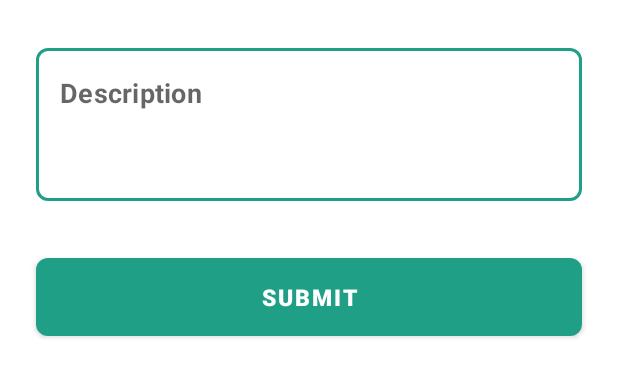
After one commit to shubhamsinghshubham777/MeetingScheduler, an Android app: the layout schedule_meeting_description_item.xml on its own in the app's theme, with its tools: preview values and no code run, on a phone screen of 412 x 824 dp. The commit adds this screen. Shown: the top 377 px of the screen. Run offline under Robolectric (Android 15) with nearby library versions, the phone set to English and light mode, and no system bars.

Commit message:
Initial setup for ScheduleMeetingFragment.kt

```diff
--- a/app/src/main/java/com/vinsol/meetingscheduler/views/fragments/HomeFragment.kt
+++ b/app/src/main/java/com/vinsol/meetingscheduler/views/fragments/HomeFragment.kt
@@ -3,6 +3,7 @@ package com.vinsol.meetingscheduler.views.fragments
 import android.os.Bundle
 import android.view.View
 import android.viewbinding.library.fragment.viewBinding
+import androidx.navigation.fragment.findNavController
 import com.vinsol.meetingscheduler.R
 import com.vinsol.meetingscheduler.databinding.FragmentHomeBinding
 import com.vinsol.meetingscheduler.models.apiresponse.ApiResponseItemWithDate
@@ -32,6 +33,10 @@ class HomeFragment : BaseFragment(R.layout.fragment_home) {
                 homeFragEpoxyRecyclerView.setController(epoxyController)
                 homeFragEpoxyRecyclerView.adapter = epoxyController.adapter
                 setupTopBar(mainViewModel, binding)
+                homeFragScheduleBtn.setOnClickListener {
+                    val action = HomeFragmentDirections.actionHomeFragmentToScheduleMeetingFragment()
+                    findNavController().navigate(action)
+                }
             }
 
             listOfApiResponseItems.observe(viewLifecycleOwner) {
--- /dev/null
+++ b/app/src/main/res/layout/schedule_meeting_description_item.xml
@@ -0,0 +1,51 @@
+<?xml version="1.0" encoding="utf-8"?>
+<androidx.constraintlayout.widget.ConstraintLayout xmlns:android="http://schemas.android.com/apk/res/android"
+    xmlns:app="http://schemas.android.com/apk/res-auto"
+    xmlns:tools="http://schemas.android.com/tools"
+    android:layout_width="match_parent"
+    android:layout_height="wrap_content">
+
+    <com.google.android.material.textfield.TextInputLayout
+        android:id="@+id/meetingFrag_description_til"
+        style="@style/Widget.MaterialComponents.TextInputLayout.OutlinedBox"
+        android:layout_width="0dp"
+        android:layout_height="wrap_content"
+        android:layout_marginStart="24dp"
+        android:layout_marginTop="32dp"
+        android:layout_marginEnd="24dp"
+        app:hintEnabled="false"
+        android:textColorHint="@color/hint_color"
+        app:boxCornerRadiusBottomEnd="@dimen/meeting_item_corner_radius"
+        app:boxCornerRadiusBottomStart="@dimen/meeting_item_corner_radius"
+        app:boxCornerRadiusTopEnd="@dimen/meeting_item_corner_radius"
+        app:boxCornerRadiusTopStart="@dimen/meeting_item_corner_radius"
+        app:layout_constraintEnd_toEndOf="parent"
+        app:layout_constraintHorizontal_bias="0.5"
+        app:layout_constraintStart_toStartOf="parent"
+        app:layout_constraintTop_toTopOf="parent">
+
+        <com.google.android.material.textfield.TextInputEditText
+            android:id="@+id/meetingFrag_description_et"
+            android:layout_width="match_parent"
+            android:layout_height="wrap_content"
+            android:gravity="start"
+            android:hint="Description"
+            android:minLines="3"
+            android:textSize="@dimen/meeting_item_text_size"
+            android:textStyle="bold" />
+    </com.google.android.material.textfield.TextInputLayout>
+
+    <Button
+        android:id="@+id/meetingFrag_submit_btn"
+        android:layout_width="0dp"
+        android:layout_height="@dimen/button_height"
+        android:layout_marginTop="32dp"
+        android:text="SUBMIT"
+        android:textSize="@dimen/button_text_size"
+        android:textStyle="bold"
+        app:cornerRadius="@dimen/button_corner_radius"
+        app:layout_constraintEnd_toEndOf="@+id/meetingFrag_description_til"
+        app:layout_constraintHorizontal_bias="0.5"
+        app:layout_constraintStart_toStartOf="@+id/meetingFrag_description_til"
+        app:layout_constraintTop_toBottomOf="@+id/meetingFrag_description_til" />
+</androidx.constraintlayout.widget.ConstraintLayout>
--- a/app/src/main/res/values/colors.xml
+++ b/app/src/main/res/values/colors.xml
@@ -12,4 +12,5 @@
     <color name="brand_primary_dark">#007159</color>
     <color name="card_background_color">#eeeeee</color>
     <color name="divider_color">#d1d1d1</color>
+    <color name="hint_color">#b1b1b1</color>
 </resources>
--- a/app/src/main/res/values/customValues.xml
+++ b/app/src/main/res/values/customValues.xml
@@ -2,6 +2,13 @@
 <resources>
     <dimen name="time_text_size">12sp</dimen>
     <dimen name="arrow_text_size">16sp</dimen>
+    <dimen name="topBar_elevation">16sp</dimen>
+    <dimen name="topBar_title_text_size">20sp</dimen>
+    <dimen name="meeting_item_corner_radius">8dp</dimen>
+    <dimen name="button_corner_radius">8dp</dimen>
+    <dimen name="button_height">64dp</dimen>
+    <dimen name="button_text_size">15sp</dimen>
+    <dimen name="meeting_item_text_size">18sp</dimen>
     <dimen name="item_description_size">16sp</dimen>
     <attr name="dividerColor">#d1d1d1</attr>
 </resources>
```
Also changed, not shown: app/src/main/java/com/vinsol/meetingscheduler/views/fragments/ScheduleMeetingFragment.kt (added, +39 -0 lines), app/src/main/java/com/vinsol/meetingscheduler/views/fragments/controllers/ScheduleMeetingFragmentController.kt (added, +39 -0 lines), app/src/main/res/drawable/ic_down_arrow.xml (added, +10 -0 lines), app/src/main/res/layout/fragment_home.xml (+6 -6 lines), app/src/main/res/layout/fragment_schedule_meeting.xml (added, +77 -0 lines), app/src/main/res/layout/schedule_meeting_selectable_item.xml (added, +36 -0 lines), app/src/main/res/navigation/main_nav_graph.xml (+10 -1 lines).
